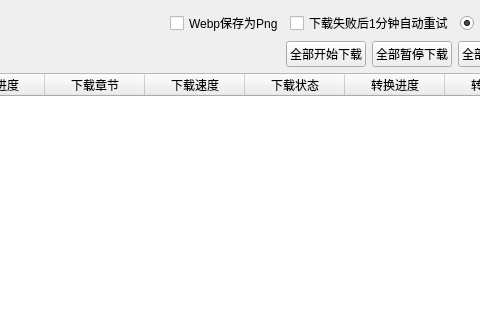
First picture: the form in ui/ui_download.ui, repository tonquer/JMComic-qt, before the edit; both pictures show x 367 to 847 and y 0 to 320 of the 1002 by 510 pixel window.
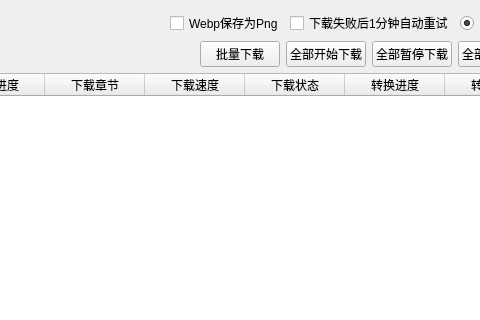
Second picture: the form after the edit.

```diff
--- a/ui/ui_download.ui
+++ b/ui/ui_download.ui
@@ -75,6 +75,13 @@
          </property>
         </spacer>
        </item>
+       <item>
+        <widget class="QPushButton" name="someDownButton">
+         <property name="text">
+          <string>批量下载</string>
+         </property>
+        </widget>
+       </item>
        <item>
         <widget class="QPushButton" name="pushButton">
          <property name="text">
```
